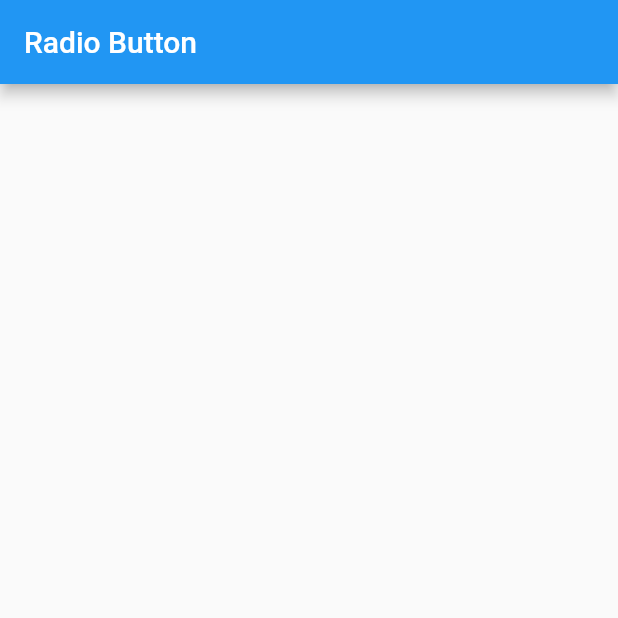
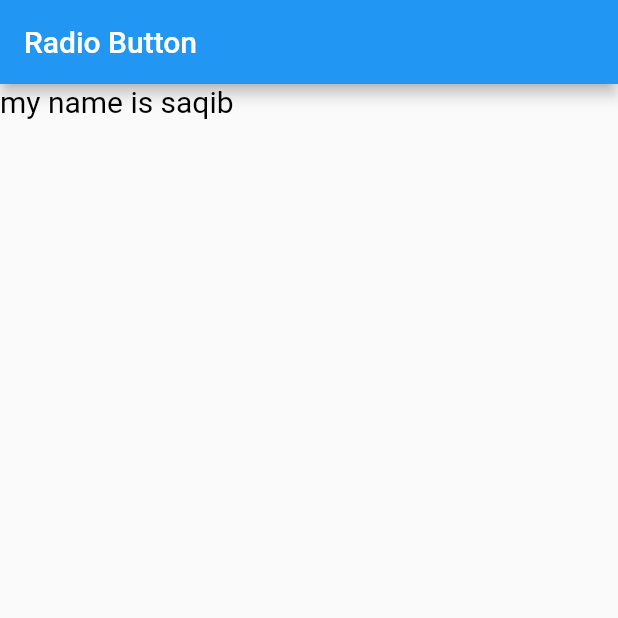
Before and after one commit to SaqibKustMcs/Flutter-tutorials, a Flutter app: the screen it shows after launch, on a phone screen of 412 x 824 dp, the top half of it. Run offline on Flutter 3.47's test engine with Material 2 defaults, Android fonts, the phone set to English and light mode, and no system bars.

Commit message:
Text widget

```diff
--- a/lib/homePage.dart
+++ b/lib/homePage.dart
@@ -18,6 +18,10 @@ class _MyHomePageState extends State<MyHomePage> {
       ),
       body: Column(
         children: [
+          Text("my name is saqib",textAlign: TextAlign.center,textDirection: TextDirection.ltr,maxLines: 3,overflow: TextOverflow.ellipsis,softWrap: true,style: TextStyle(fontWeight: FontWeight.w400,fontSize: 20,color: Colors.black),)
+
+
+
           // RadioListTile(
           //     title: Text("Male"),
           //     value: "male", groupValue: gender, onChanged: (value){
```
